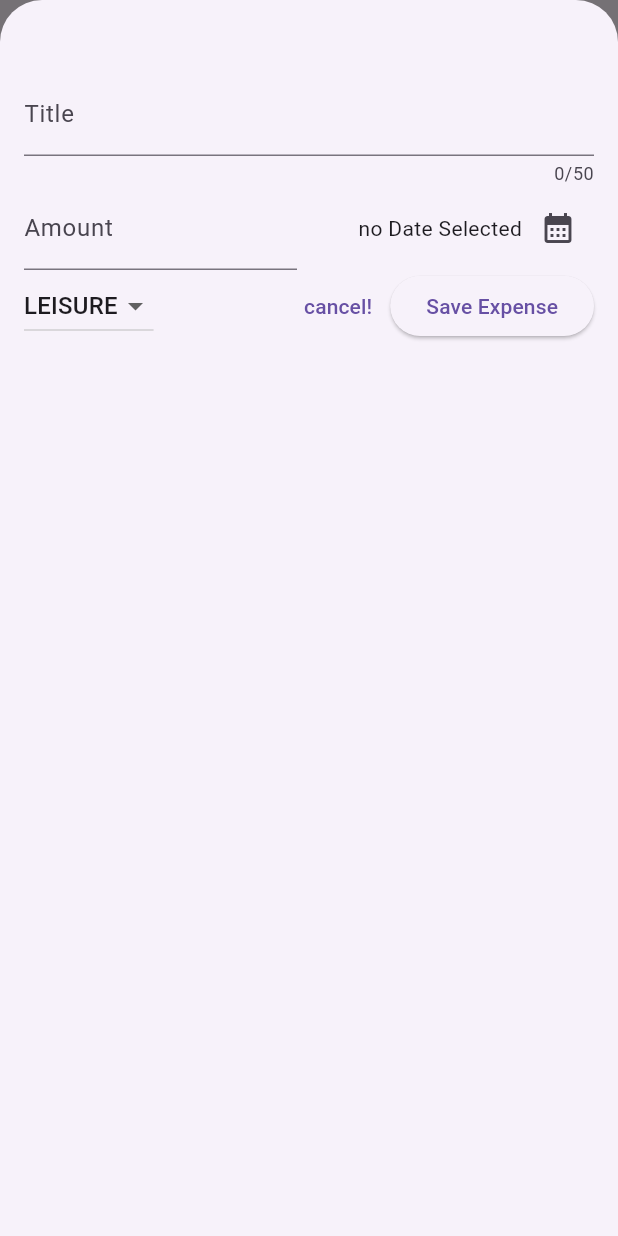
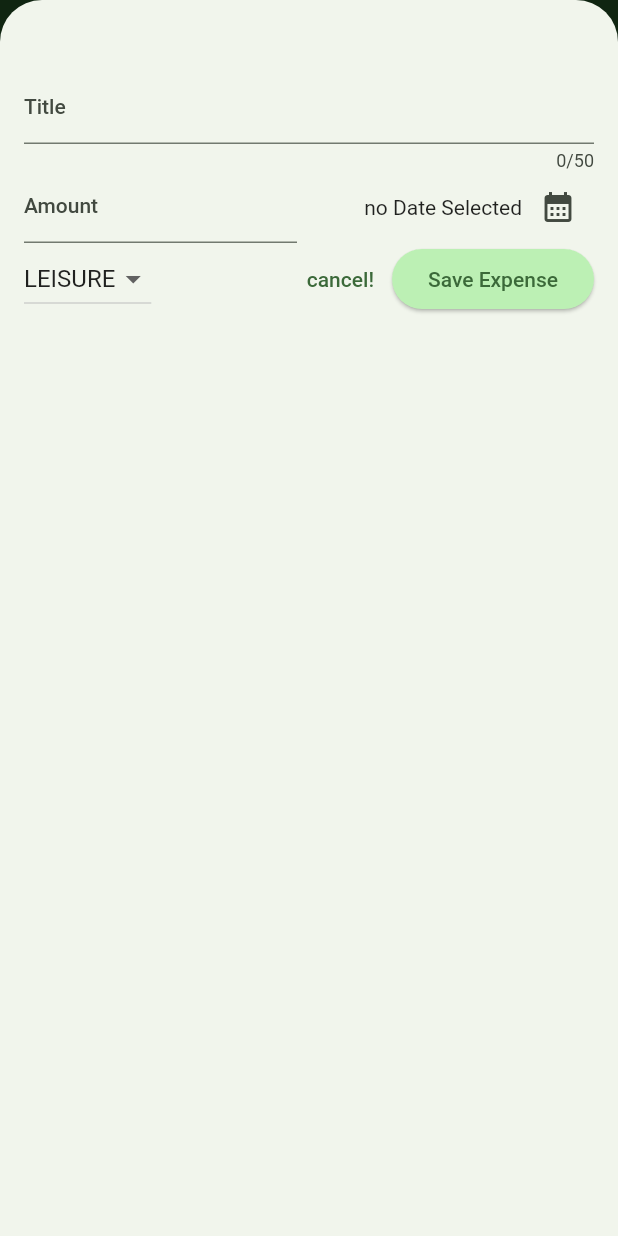
Before and after one commit to psivakrishnareddy/flutter_expenses_tracker, a Flutter app: the screen it shows after launch, after a tap on the "add" icon, on a phone screen of 412 x 824 dp. Run offline on Flutter 3.47's test engine with Material 2 defaults, Android fonts, the phone set to English and light mode, and no system bars.

Commit message:
Flutter expense tracked app - Themes and Chart added

```diff
--- a/lib/main.dart
+++ b/lib/main.dart
@@ -2,10 +2,65 @@ import 'package:flutter/material.dart';
 
 import 'package:flutter_expense_tracker/widgets/expenses.dart';
 
+var kColorScheme = ColorScheme.fromSeed(
+  seedColor: Colors.green,
+);
+
+var kDarkColorScheme = ColorScheme.fromSeed(
+  brightness: Brightness.dark,
+  seedColor: Colors.green,
+);
+
 void main() {
   runApp(
     MaterialApp(
-      theme: ThemeData(primarySwatch: Colors.green, useMaterial3: true),
+      darkTheme: ThemeData.dark().copyWith(
+        useMaterial3: true,
+        colorScheme: kDarkColorScheme,
+        scaffoldBackgroundColor: kDarkColorScheme.background,
+        cardTheme: const CardTheme().copyWith(
+          color: kDarkColorScheme.primaryContainer,
+          margin: const EdgeInsets.symmetric(
+            horizontal: 16,
+            vertical: 8,
+          ),
+        ),
+        elevatedButtonTheme: ElevatedButtonThemeData(
+          style: ElevatedButton.styleFrom(
+            backgroundColor: kDarkColorScheme.primaryContainer,
+            foregroundColor: kDarkColorScheme.onPrimaryContainer,
+          ),
+        ),
+      ),
+      theme: ThemeData().copyWith(
+        useMaterial3: true,
+        colorScheme: kColorScheme,
+        scaffoldBackgroundColor: kColorScheme.background,
+        appBarTheme: const AppBarTheme().copyWith(
+          backgroundColor: kColorScheme.onPrimaryContainer,
+          foregroundColor: kColorScheme.primaryContainer,
+        ),
+        cardTheme: const CardTheme().copyWith(
+          color: kColorScheme.secondaryContainer,
+          margin: const EdgeInsets.symmetric(
+            horizontal: 16,
+            vertical: 8,
+          ),
+        ),
+        elevatedButtonTheme: ElevatedButtonThemeData(
+          style: ElevatedButton.styleFrom(
+            backgroundColor: kColorScheme.primaryContainer,
+          ),
+        ),
+        textTheme: ThemeData().textTheme.copyWith(
+              titleLarge: TextStyle(
+                fontWeight: FontWeight.bold,
+                color: kColorScheme.onSecondaryContainer,
+                fontSize: 16,
+              ),
+            ),
+      ),
+      themeMode: ThemeMode.system, // default
       home: const Expenses(),
     ),
   );
--- a/lib/models/expense.dart
+++ b/lib/models/expense.dart
@@ -35,3 +35,28 @@ class Expense {
     return formatter.format(date);
   }
 }
+
+class ExpenseBucket {
+  const ExpenseBucket({
+    required this.category,
+    required this.expenses,
+  });
+
+  ExpenseBucket.forCategory(List<Expense> allExpenses, this.category)
+      : expenses = allExpenses
+            .where((expense) => expense.category == category)
+            .toList();
+
+  final Category category;
+  final List<Expense> expenses;
+
+  double get totalExpenses {
+    double sum = 0;
+
+    for (final expense in expenses) {
+      sum += expense.amount; // sum = sum + expense.amount
+    }
+
+    return sum;
+  }
+}
--- /dev/null
+++ b/lib/widgets/chart/chart.dart
@@ -0,0 +1,95 @@
+import 'package:flutter/material.dart';
+
+import 'package:flutter_expense_tracker/models/expense.dart';
+import 'package:flutter_expense_tracker/widgets/chart/chart_bar.dart';
+
+class Chart extends StatelessWidget {
+  const Chart({super.key, required this.expenses});
+
+  final List<Expense> expenses;
+
+  List<ExpenseBucket> get buckets {
+    return [
+      ExpenseBucket.forCategory(expenses, Category.food),
+      ExpenseBucket.forCategory(expenses, Category.leisure),
+      ExpenseBucket.forCategory(expenses, Category.travel),
+      ExpenseBucket.forCategory(expenses, Category.work),
+    ];
+  }
+
+  double get maxTotalExpense {
+    double maxTotalExpense = 0;
+
+    for (final bucket in buckets) {
+      if (bucket.totalExpenses > maxTotalExpense) {
+        maxTotalExpense = bucket.totalExpenses;
+      }
+    }
+
+    return maxTotalExpense;
+  }
+
+  @override
+  Widget build(BuildContext context) {
+    final isDarkMode =
+        MediaQuery.of(context).platformBrightness == Brightness.dark;
+    return Container(
+      margin: const EdgeInsets.all(16),
+      padding: const EdgeInsets.symmetric(
+        vertical: 16,
+        horizontal: 8,
+      ),
+      width: double.infinity,
+      height: 180,
+      decoration: BoxDecoration(
+        borderRadius: BorderRadius.circular(8),
+        gradient: LinearGradient(
+          colors: [
+            Theme.of(context).colorScheme.primary.withOpacity(0.3),
+            Theme.of(context).colorScheme.primary.withOpacity(0.0)
+          ],
+          begin: Alignment.bottomCenter,
+          end: Alignment.topCenter,
+        ),
+      ),
+      child: Column(
+        children: [
+          Expanded(
+            child: Row(
+              crossAxisAlignment: CrossAxisAlignment.end,
+              children: [
+                for (final bucket in buckets) // alternative to map()
+                  ChartBar(
+                    fill: bucket.totalExpenses == 0
+                        ? 0
+                        : bucket.totalExpenses / maxTotalExpense,
+                  )
+              ],
+            ),
+          ),
+          const SizedBox(height: 12),
+          Row(
+            children: buckets
+                .map(
+                  (bucket) => Expanded(
+                    child: Padding(
+                      padding: const EdgeInsets.symmetric(horizontal: 4),
+                      child: Icon(
+                        categoryIcons[bucket.category],
+                        color: isDarkMode
+                            ? Theme.of(context).colorScheme.secondary
+                            : Theme.of(context)
+                                .colorScheme
+                                .primary
+                                .withOpacity(0.7),
+                      ),
+                    ),
+                  ),
+                )
+                .toList(),
+          )
+        ],
+      ),
+    );
+  }
+}
--- /dev/null
+++ b/lib/widgets/chart/chart_bar.dart
@@ -0,0 +1,34 @@
+import 'package:flutter/material.dart';
+
+class ChartBar extends StatelessWidget {
+  const ChartBar({
+    super.key,
+    required this.fill,
+  });
+
+  final double fill;
+
+  @override
+  Widget build(BuildContext context) {
+    final isDarkMode =
+        MediaQuery.of(context).platformBrightness == Brightness.dark;
+    return Expanded(
+      child: Padding(
+        padding: const EdgeInsets.symmetric(horizontal: 4),
+        child: FractionallySizedBox(
+          heightFactor: fill,
+          child: DecoratedBox(
+            decoration: BoxDecoration(
+              shape: BoxShape.rectangle,
+              borderRadius:
+                  const BorderRadius.vertical(top: Radius.circular(8)),
+              color: isDarkMode
+                  ? Theme.of(context).colorScheme.secondary
+                  : Theme.of(context).colorScheme.primary.withOpacity(0.65),
+            ),
+          ),
+        ),
+      ),
+    );
+  }
+}
--- a/lib/widgets/expenses.dart
+++ b/lib/widgets/expenses.dart
@@ -2,6 +2,8 @@ import 'package:flutter/material.dart';
 import 'package:flutter_expense_tracker/widgets/expenses_list/expenses_list.dart';
 import 'package:flutter_expense_tracker/models/expense.dart';
 import 'package:flutter_expense_tracker/widgets/new_expense.dart';
+
+import 'chart/chart.dart';
 
 class Expenses extends StatefulWidget {
   const Expenses({super.key});
@@ -25,23 +27,52 @@ class _ExpensesState extends State<Expenses> {
         date: DateTime.now(),
         category: Category.food)
   ];
+
+  // final List<Expense> _registedExpenses = [];
   void _addExpense(Expense expense) {
     setState(() {
       _registedExpenses.add(expense);
     });
   }
 
+  void _removeExpense(Expense expense) {
+    final expenseIndex = _registedExpenses.indexOf(expense);
+    setState(() {
+      _registedExpenses.remove(expense);
+    });
+    ScaffoldMessenger.of(context).clearSnackBars();
+    ScaffoldMessenger.of(context).showSnackBar(SnackBar(
+        duration: const Duration(seconds: 3),
+        action: SnackBarAction(
+          label: 'Undo',
+          onPressed: () {
+            setState(() {
+              _registedExpenses.insert(expenseIndex, expense);
+            });
+          },
+        ),
+        content: const Text('Expense deleted!')));
+  }
+
   void _openAddExpenseModal() {
     showModalBottomSheet(
         isScrollControlled: true,
         context: context,
-        builder: (context) => NewExpense(
-              onAddExpense: _addExpense,
-            ));
+        builder: (context) => NewExpense(onAddExpense: _addExpense));
   }
 
   @override
   Widget build(BuildContext context) {
+    Widget mainContent = const Center(
+      child: Text("No expenses found!"),
+    );
+    if (_registedExpenses.isNotEmpty) {
+      mainContent = ExpensesList(
+        expenses: _registedExpenses,
+        onRemoveExpense: _removeExpense,
+      );
+    }
+
     return Scaffold(
       appBar: AppBar(
         title: const Text("Expense Tracker"),
@@ -51,8 +82,8 @@ class _ExpensesState extends State<Expenses> {
         ],
       ),
       body: Column(children: [
-        const Text("The Chart"),
-        Expanded(child: ExpensesList(expenses: _registedExpenses))
+        Chart(expenses: _registedExpenses),
+        Expanded(child: mainContent)
       ]),
     );
   }
--- a/lib/widgets/expenses_list/expenses_item.dart
+++ b/lib/widgets/expenses_list/expenses_item.dart
@@ -9,9 +9,17 @@ class ExpenseItem extends StatelessWidget {
   Widget build(BuildContext context) {
     return Card(
       child: Padding(
-        padding: const EdgeInsets.symmetric(horizontal: 20, vertical: 16),
-        child: Column(children: [
-          Text(expense.title),
+        padding: const EdgeInsets.symmetric(
+          horizontal: 20,
+          vertical: 16,
+        ),
+        child: Column(
+          crossAxisAlignment: CrossAxisAlignment.start,
+          children: [
+            Text(
+              expense.title,
+              style: Theme.of(context).textTheme.titleLarge,
+            ),
             const SizedBox(height: 4),
             Row(
               children: [
@@ -21,12 +29,15 @@ class ExpenseItem extends StatelessWidget {
                   children: [
                     Icon(categoryIcons[expense.category]),
                     const SizedBox(width: 8),
-                  Text(expense.formattedDate)
+                    Text(
+                      expense.formattedDate,
+                    )
                   ],
                 )
               ],
             )
-        ]),
+          ],
+        ),
       ),
     );
   }
--- a/lib/widgets/expenses_list/expenses_list.dart
+++ b/lib/widgets/expenses_list/expenses_list.dart
@@ -3,7 +3,10 @@ import 'package:flutter_expense_tracker/models/expense.dart';
 import 'package:flutter_expense_tracker/widgets/expenses_list/expenses_item.dart';
 
 class ExpensesList extends StatelessWidget {
-  const ExpensesList({super.key, required this.expenses});
+  const ExpensesList(
+      {super.key, required this.expenses, required this.onRemoveExpense});
+
+  final void Function(Expense expense) onRemoveExpense;
 
   final List<Expense> expenses;
 
@@ -11,7 +14,11 @@ class ExpensesList extends StatelessWidget {
   Widget build(BuildContext context) {
     return ListView.builder(
       itemCount: expenses.length,
-      itemBuilder: (context, index) => ExpenseItem(expenses[index]),
+      itemBuilder: (context, index) => Dismissible(
+          onDismissed: (direction) => onRemoveExpense(expenses[index]),
+          key: ValueKey(expenses[index]),
+          background: Container(color: Theme.of(context).colorScheme.error),
+          child: ExpenseItem(expenses[index])),
     );
   }
 }
--- a/lib/widgets/new_expense.dart
+++ b/lib/widgets/new_expense.dart
@@ -139,12 +139,12 @@ class _NewExpense extends State<NewExpense> {
                           value: category,
                           child: Text(category.name.toUpperCase())))
                       .toList(),
-                  onChanged: (ValueKey) {
-                    if (ValueKey == null) {
+                  onChanged: (value) {
+                    if (value == null) {
                       return;
                     }
                     setState(() {
-                      _selectedCategory = ValueKey;
+                      _selectedCategory = value;
                     });
                   }),
               const Spacer(),
```
Lines whose indentation alone changed are shown as unchanged.
